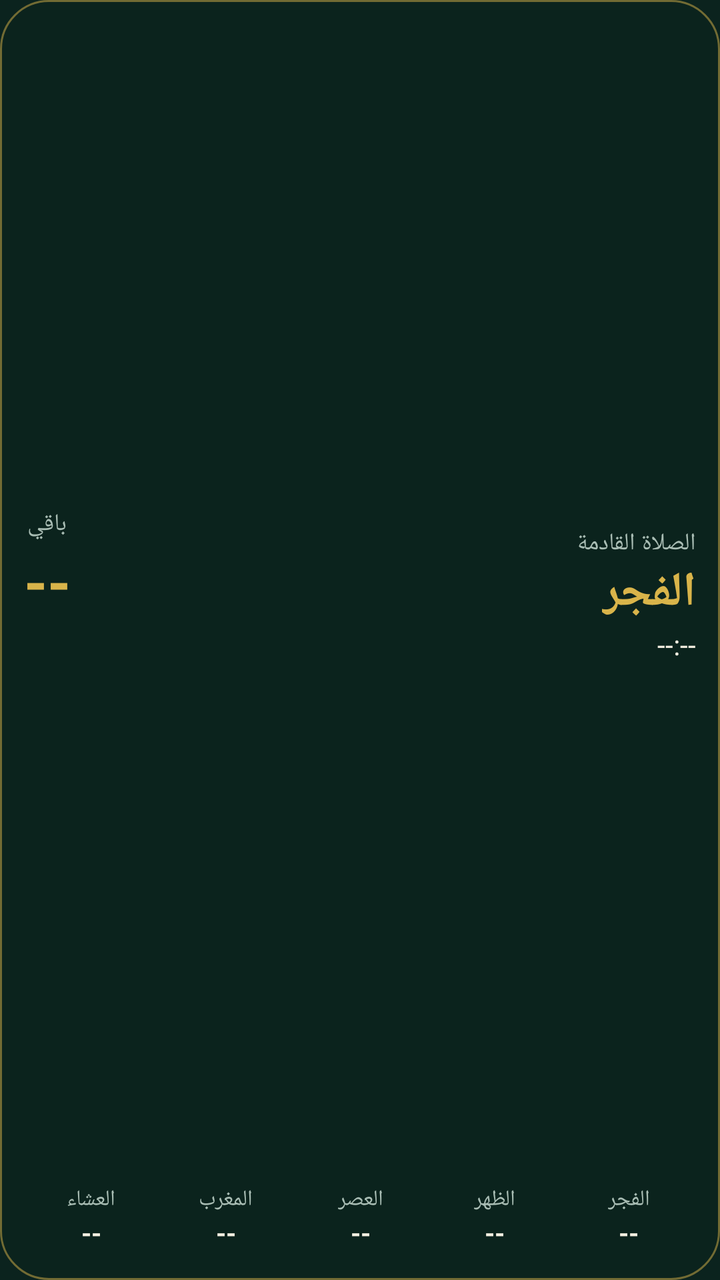
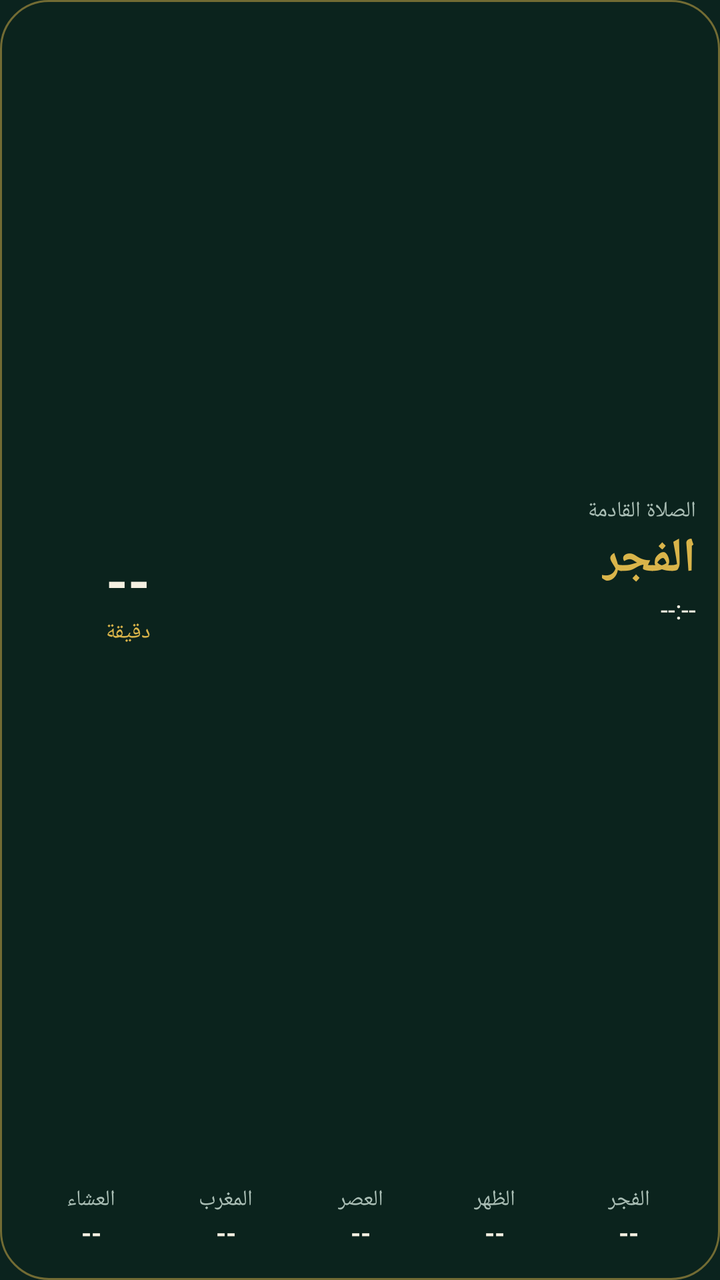

Two renders of the same Android screen: before a commit and after it. Below are the layout's source before the change and the commit's diff.
<!-- AndroidManifest.xml: application theme AppTheme -->
<!-- res/layout/widget_prayer.xml -->
<?xml version="1.0" encoding="utf-8"?>
<LinearLayout xmlns:android="http://schemas.android.com/apk/res/android"
    android:id="@+id/w_root"
    android:layout_width="match_parent"
    android:layout_height="match_parent"
    android:orientation="vertical"
    android:layoutDirection="rtl"
    android:background="@drawable/widget_bg"
    android:padding="12dp">

    <LinearLayout
        android:layout_width="match_parent"
        android:layout_height="0dp"
        android:layout_weight="1"
        android:gravity="center_vertical"
        android:orientation="horizontal">

        <LinearLayout
            android:layout_width="0dp"
            android:layout_height="wrap_content"
            android:layout_weight="1"
            android:orientation="vertical">

            <TextView
                android:id="@+id/w_label"
                android:layout_width="wrap_content"
                android:layout_height="wrap_content"
                android:text="الصلاة القادمة"
                android:textColor="#FFA9BDB4"
                android:textSize="12sp" />

            <TextView
                android:id="@+id/w_next_name"
                android:layout_width="wrap_content"
                android:layout_height="wrap_content"
                android:text="الفجر"
                android:textColor="#FFD9B44A"
                android:textSize="24sp"
                android:textStyle="bold" />

            <TextView
                android:id="@+id/w_next_time"
                android:layout_width="wrap_content"
                android:layout_height="wrap_content"
                android:text="--:--"
                android:textColor="#FFF4EFE1"
                android:textSize="14sp" />
        </LinearLayout>

        <LinearLayout
            android:layout_width="wrap_content"
            android:layout_height="wrap_content"
            android:gravity="center"
            android:orientation="vertical">

            <TextView
                android:layout_width="wrap_content"
                android:layout_height="wrap_content"
                android:text="باقي"
                android:textColor="#FFA9BDB4"
                android:textSize="12sp" />

            <TextView
                android:id="@+id/w_countdown"
                android:layout_width="wrap_content"
                android:layout_height="wrap_content"
                android:gravity="center"
                android:text="--"
                android:textColor="#FFD9B44A"
                android:textSize="30sp"
                android:textStyle="bold" />

            <TextView
                android:id="@+id/w_moon"
                android:layout_width="wrap_content"
                android:layout_height="wrap_content"
                android:textColor="#FFF4EFE1"
                android:textSize="12sp" />

            <TextView
                android:id="@+id/w_hijri"
                android:layout_width="wrap_content"
                android:layout_height="wrap_content"
                android:textColor="#FFA9BDB4"
                android:textSize="11sp" />
        </LinearLayout>
    </LinearLayout>

    <LinearLayout
        android:layout_width="match_parent"
        android:layout_height="wrap_content"
        android:layout_marginTop="6dp"
        android:orientation="horizontal">

        <LinearLayout android:id="@+id/w_c0" android:layout_width="0dp" android:layout_height="wrap_content" android:layout_weight="1" android:gravity="center" android:orientation="vertical" android:padding="3dp">
            <TextView android:id="@+id/w_n0" android:layout_width="wrap_content" android:layout_height="wrap_content" android:text="الفجر" android:textColor="#FFA9BDB4" android:textSize="11sp" />
            <TextView android:id="@+id/w_t0" android:layout_width="wrap_content" android:layout_height="wrap_content" android:text="--" android:textColor="#FFF4EFE1" android:textSize="13sp" android:textStyle="bold" />
        </LinearLayout>
        <LinearLayout android:id="@+id/w_c1" android:layout_width="0dp" android:layout_height="wrap_content" android:layout_weight="1" android:gravity="center" android:orientation="vertical" android:padding="3dp">
            <TextView android:id="@+id/w_n1" android:layout_width="wrap_content" android:layout_height="wrap_content" android:text="الظهر" android:textColor="#FFA9BDB4" android:textSize="11sp" />
            <TextView android:id="@+id/w_t1" android:layout_width="wrap_content" android:layout_height="wrap_content" android:text="--" android:textColor="#FFF4EFE1" android:textSize="13sp" android:textStyle="bold" />
        </LinearLayout>
        <LinearLayout android:id="@+id/w_c2" android:layout_width="0dp" android:layout_height="wrap_content" android:layout_weight="1" android:gravity="center" android:orientation="vertical" android:padding="3dp">
            <TextView android:id="@+id/w_n2" android:layout_width="wrap_content" android:layout_height="wrap_content" android:text="العصر" android:textColor="#FFA9BDB4" android:textSize="11sp" />
            <TextView android:id="@+id/w_t2" android:layout_width="wrap_content" android:layout_height="wrap_content" android:text="--" android:textColor="#FFF4EFE1" android:textSize="13sp" android:textStyle="bold" />
        </LinearLayout>
        <LinearLayout android:id="@+id/w_c3" android:layout_width="0dp" android:layout_height="wrap_content" android:layout_weight="1" android:gravity="center" android:orientation="vertical" android:padding="3dp">
            <TextView android:id="@+id/w_n3" android:layout_width="wrap_content" android:layout_height="wrap_content" android:text="المغرب" android:textColor="#FFA9BDB4" android:textSize="11sp" />
            <TextView android:id="@+id/w_t3" android:layout_width="wrap_content" android:layout_height="wrap_content" android:text="--" android:textColor="#FFF4EFE1" android:textSize="13sp" android:textStyle="bold" />
        </LinearLayout>
        <LinearLayout android:id="@+id/w_c4" android:layout_width="0dp" android:layout_height="wrap_content" android:layout_weight="1" android:gravity="center" android:orientation="vertical" android:padding="3dp">
            <TextView android:id="@+id/w_n4" android:layout_width="wrap_content" android:layout_height="wrap_content" android:text="العشاء" android:textColor="#FFA9BDB4" android:textSize="11sp" />
            <TextView android:id="@+id/w_t4" android:layout_width="wrap_content" android:layout_height="wrap_content" android:text="--" android:textColor="#FFF4EFE1" android:textSize="13sp" android:textStyle="bold" />
        </LinearLayout>
    </LinearLayout>
</LinearLayout>
<!-- resources referenced by this layout -->
<resources>
  <!-- drawable widget_bg (drawable) -->
  <?xml version="1.0" encoding="utf-8"?>
  <shape xmlns:android="http://schemas.android.com/apk/res/android" android:shape="rectangle">
      <solid android:color="#EB0B231E" />
      <corners android:radius="24dp" />
      <stroke android:width="1dp" android:color="#80D9B44A" />
  </shape>
  <style name="AppTheme" parent="@android:style/Theme.Material.NoActionBar">
          <item name="android:windowBackground">@color/bg</item>
          <item name="android:statusBarColor">@color/bg</item>
          <item name="android:navigationBarColor">@color/bg</item>
          <item name="android:colorAccent">@color/gold</item>
          <item name="android:colorPrimary">@color/card</item>
      </style>
  <color name="bg">#FF0B231E</color>
  <color name="gold">#FFD9B44A</color>
  <color name="card">#FF143A31</color>
</resources>

<!-- the commit's change to res/layout/widget_prayer.xml (unified diff, before → after) -->
@@ -27,7 +27,7 @@
                 android:layout_height="wrap_content"
                 android:text="الصلاة القادمة"
                 android:textColor="#FFA9BDB4"
-                android:textSize="12sp" />
+                android:textSize="11sp" />
 
             <TextView
                 android:id="@+id/w_next_name"
@@ -44,46 +44,79 @@
                 android:layout_height="wrap_content"
                 android:text="--:--"
                 android:textColor="#FFF4EFE1"
-                android:textSize="14sp" />
+                android:textSize="13sp" />
+
+            <LinearLayout
+                android:layout_width="wrap_content"
+                android:layout_height="wrap_content"
+                android:layout_marginTop="4dp"
+                android:gravity="center_vertical"
+                android:orientation="horizontal">
+
+                <ImageView
+                    android:id="@+id/w_moon_img"
+                    android:layout_width="30dp"
+                    android:layout_height="30dp"
+                    android:scaleType="fitCenter" />
+
+                <LinearLayout
+                    android:layout_width="wrap_content"
+                    android:layout_height="wrap_content"
+                    android:layout_marginStart="4dp"
+                    android:orientation="vertical">
+
+                    <TextView
+                        android:id="@+id/w_moon"
+                        android:layout_width="wrap_content"
+                        android:layout_height="wrap_content"
+                        android:textColor="#FFF4EFE1"
+                        android:textSize="11sp" />
+
+                    <TextView
+                        android:id="@+id/w_hijri"
+                        android:layout_width="wrap_content"
+                        android:layout_height="wrap_content"
+                        android:textColor="#FFA9BDB4"
+                        android:textSize="10sp" />
+                </LinearLayout>
+            </LinearLayout>
         </LinearLayout>
 
-        <LinearLayout
-            android:layout_width="wrap_content"
-            android:layout_height="wrap_content"
-            android:gravity="center"
-            android:orientation="vertical">
+        <FrameLayout
+            android:layout_width="104dp"
+            android:layout_height="104dp">
 
-            <TextView
+            <ImageView
+                android:id="@+id/w_ring"
+                android:layout_width="match_parent"
+                android:layout_height="match_parent"
+                android:scaleType="fitCenter" />
+
+            <LinearLayout
                 android:layout_width="wrap_content"
                 android:layout_height="wrap_content"
-                android:text="باقي"
-                android:textColor="#FFA9BDB4"
-                android:textSize="12sp" />
+                android:layout_gravity="center"
+                android:gravity="center"
+                android:orientation="vertical">
 
-            <TextView
-                android:id="@+id/w_countdown"
-                android:layout_width="wrap_content"
-                android:layout_height="wrap_content"
-                android:gravity="center"
-                android:text="--"
-                android:textColor="#FFD9B44A"
-                android:textSize="30sp"
-                android:textStyle="bold" />
+                <TextView
+                    android:id="@+id/w_countdown"
+                    android:layout_width="wrap_content"
+                    android:layout_height="wrap_content"
+                    android:text="--"
+                    android:textColor="#FFF4EFE1"
+                    android:textSize="28sp"
+                    android:textStyle="bold" />
 
-            <TextView
-                android:id="@+id/w_moon"
-                android:layout_width="wrap_content"
-                android:layout_height="wrap_content"
-                android:textColor="#FFF4EFE1"
-                android:textSize="12sp" />
-
-            <TextView
-                android:id="@+id/w_hijri"
-                android:layout_width="wrap_content"
-                android:layout_height="wrap_content"
-                android:textColor="#FFA9BDB4"
-                android:textSize="11sp" />
-        </LinearLayout>
+                <TextView
+                    android:id="@+id/w_unit"
+                    android:layout_width="wrap_content"
+                    android:layout_height="wrap_content"
+                    android:text="دقيقة"
+                    android:textColor="#FFD9B44A"
+                    android:textSize="11sp" />
+            </LinearLayout>
+        </FrameLayout>
     </LinearLayout>
 
     <LinearLayout
